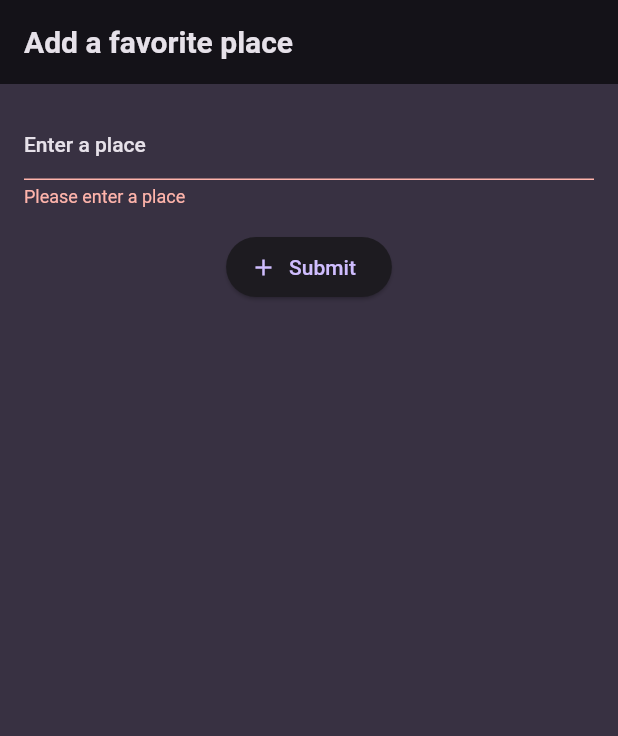
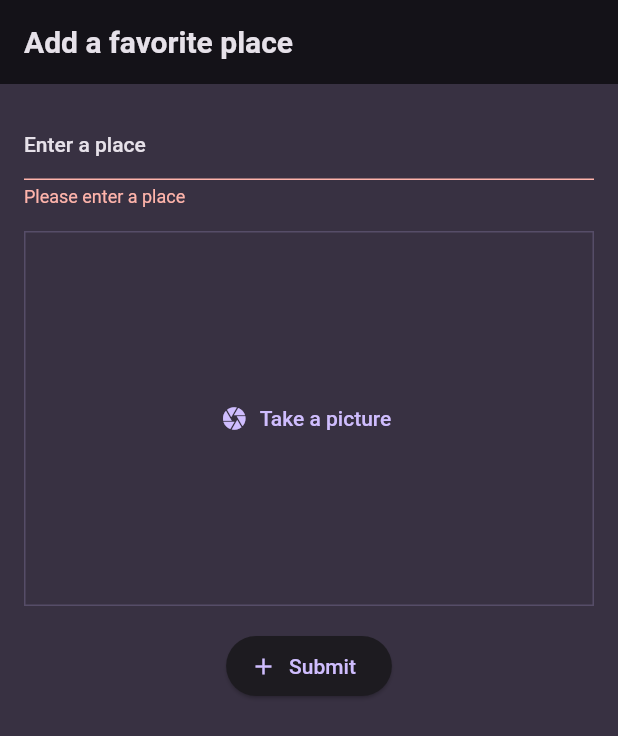
Before and after one commit to khayyam-ahmed/favorite_places, a Flutter app: the AddPlaceScreen screen opened directly, after a tap on "Submit", on a phone screen of 412 x 824 dp. Shown: the top 736 px of the screen. Run offline on Flutter 3.47's test engine with Material 2 defaults, Android fonts, the phone set to English and light mode, and no system bars; our stand-ins replace flutter_riverpod, google_fonts, image_picker.

Commit message:
added a custom widget ImageInput to capture and add a picture using the Image_Picker package

```diff
--- a/lib/models/place.dart
+++ b/lib/models/place.dart
@@ -1,9 +1,11 @@
 import 'package:uuid/uuid.dart';
+import 'dart:io';
 
 class Place {
-  Place({required this.name}) : id = const Uuid().v4() {
+  Place({required this.name, required this.img}) : id = const Uuid().v4() {
     // print(this.id);
   }
   final String id;
   final String name;
+  final File img;
 }
--- a/lib/providers/places_provider.dart
+++ b/lib/providers/places_provider.dart
@@ -1,11 +1,13 @@
 import 'package:flutter_riverpod/flutter_riverpod.dart';
+import 'dart:io';
+
 import 'package:favorite_places/models/place.dart';
 
 class FavoritePlacesNotifier extends StateNotifier<List<Place>> {
   FavoritePlacesNotifier() : super([]);
 
-  void addFavoritePlace(String name) {
-    final place = Place(name: name);
+  void addFavoritePlace(String name, File img) {
+    final place = Place(name: name, img: img);
     state = [...state, place];
   }
 
--- a/lib/screens/add_place.dart
+++ b/lib/screens/add_place.dart
@@ -1,3 +1,5 @@
+import 'dart:io';
+import 'package:favorite_places/widgets/image_input.dart';
 import 'package:flutter/material.dart';
 import 'package:flutter_riverpod/flutter_riverpod.dart';
 
@@ -8,14 +10,26 @@ class AddPlaceScreen extends ConsumerWidget {
 
   @override
   Widget build(BuildContext context, WidgetRef ref) {
-    var _name;
-    final _formKey = GlobalKey<FormState>();
+    var name;
+    late final File? img;
 
-    void _submitForm() {
-      if (_formKey.currentState!.validate()) {
-        _formKey.currentState!.save();
-        ref.read(favoritePlacesProvider.notifier).addFavoritePlace(_name);
+    final formKey = GlobalKey<FormState>();
+
+    void onAddImage(File image) {
+      img = image;
+    }
+
+    void submitForm() {
+      if (formKey.currentState!.validate() || img != null) {
+        formKey.currentState!.save();
+        ref.read(favoritePlacesProvider.notifier).addFavoritePlace(name, img!);
         Navigator.of(context).pop();
+      } else {
+        ScaffoldMessenger.of(context).showSnackBar(
+          const SnackBar(
+            content: Text('Please enter a place and add an image'),
+          ),
+        );
       }
     }
 
@@ -27,7 +41,7 @@ class AddPlaceScreen extends ConsumerWidget {
         child: Padding(
           padding: const EdgeInsets.all(16.0),
           child: Form(
-              key: _formKey,
+              key: formKey,
               child: Column(
                 children: [
                   TextFormField(
@@ -45,13 +59,15 @@ class AddPlaceScreen extends ConsumerWidget {
                       return null;
                     },
                     onSaved: (value) {
-                      _name = value;
+                      name = value;
                     },
                   ),
                   const SizedBox(height: 16.0),
+                  ImageInput(onAddImage: onAddImage),
+                  const SizedBox(height: 16.0),
                   ElevatedButton.icon(
                     onPressed: () {
-                      _submitForm();
+                      submitForm();
                     },
                     icon: const Icon(Icons.add),
                     label: const Text('Submit'),
--- /dev/null
+++ b/lib/widgets/image_input.dart
@@ -0,0 +1,50 @@
+import 'package:flutter/material.dart';
+import 'package:image_picker/image_picker.dart';
+import 'dart:io';
+
+class ImageInput extends StatefulWidget {
+  const ImageInput({super.key, required this.onAddImage});
+  final void Function(File img) onAddImage;
+  @override
+  State<ImageInput> createState() => _ImageInputState();
+}
+
+class _ImageInputState extends State<ImageInput> {
+  File? _imgFile;
+  void _takePicture() async {
+    final img = await ImagePicker().pickImage(
+        source: ImageSource.camera, maxWidth: double.infinity, maxHeight: 250);
+
+    if (img == null) {
+      return;
+    }
+    setState(() {
+      _imgFile = File(img.path);
+    });
+    widget.onAddImage(_imgFile!);
+  }
+
+  @override
+  Widget build(BuildContext context) {
+    return Container(
+      decoration: BoxDecoration(
+        border: Border.all(
+          width: 1,
+          color: Theme.of(context).colorScheme.primary.withOpacity(0.2),
+        ),
+      ),
+      width: double.infinity,
+      height: 250,
+      child: (_imgFile == null)
+          ? TextButton.icon(
+              onPressed: _takePicture,
+              icon: const Icon(Icons.camera),
+              label: const Text('Take a picture'),
+            )
+          : Image.file(
+              _imgFile!,
+              fit: BoxFit.cover,
+            ),
+    );
+  }
+}
--- a/lib/widgets/places_list.dart
+++ b/lib/widgets/places_list.dart
@@ -22,6 +22,9 @@ class PlacesList extends StatelessWidget {
             itemBuilder: (context, index) {
               return ListTile(
                 title: Text(_places[index].name),
+                leading: CircleAvatar(
+                  backgroundImage: FileImage(_places[index].img),
+                ),
                 onTap: () {
                   Navigator.of(context).push(
                     MaterialPageRoute(
--- a/pubspec.yaml
+++ b/pubspec.yaml
@@ -38,6 +38,7 @@ dependencies:
   google_fonts: ^6.1.0
   flutter_riverpod: ^2.4.0
   uuid: ^4.1.0
+  image_picker: ^1.0.4
 
 dev_dependencies:
   flutter_test:
```
Also changed, not shown: lib/screens/place_details.dart (+13 -5 lines), pubspec.lock, 5 other files.
